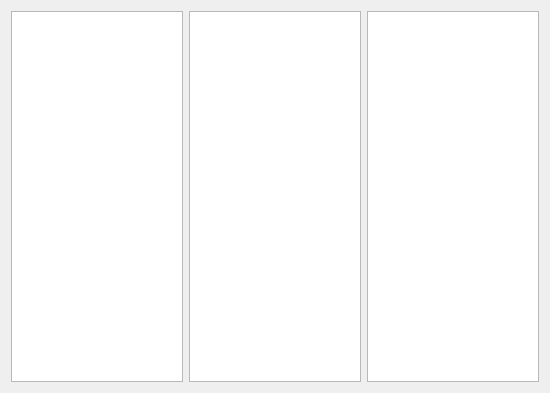
Before: the Qt Designer form tool/window/listview.ui in laowww/demo, drawn with Qt 5.
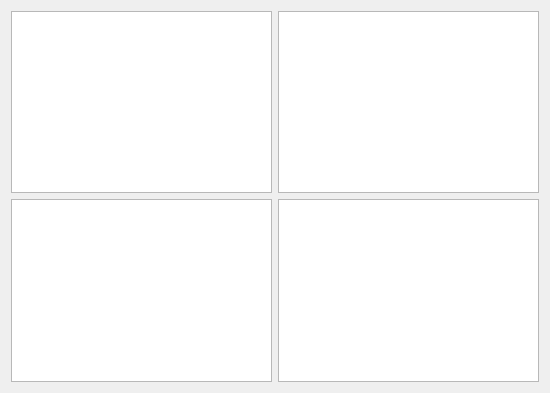
After: the same form once the commit is applied.

Patch:
```diff
--- a/tool/window/listview.ui
+++ b/tool/window/listview.ui
@@ -27,9 +27,12 @@
    <item row="0" column="1">
     <widget class="QListView" name="listView"/>
    </item>
-   <item row="0" column="2">
+   <item row="1" column="0">
     <widget class="QListView" name="listView_2"/>
    </item>
+   <item row="1" column="1">
+    <widget class="QListView" name="listView_3"/>
+   </item>
   </layout>
  </widget>
  <resources/>
```
